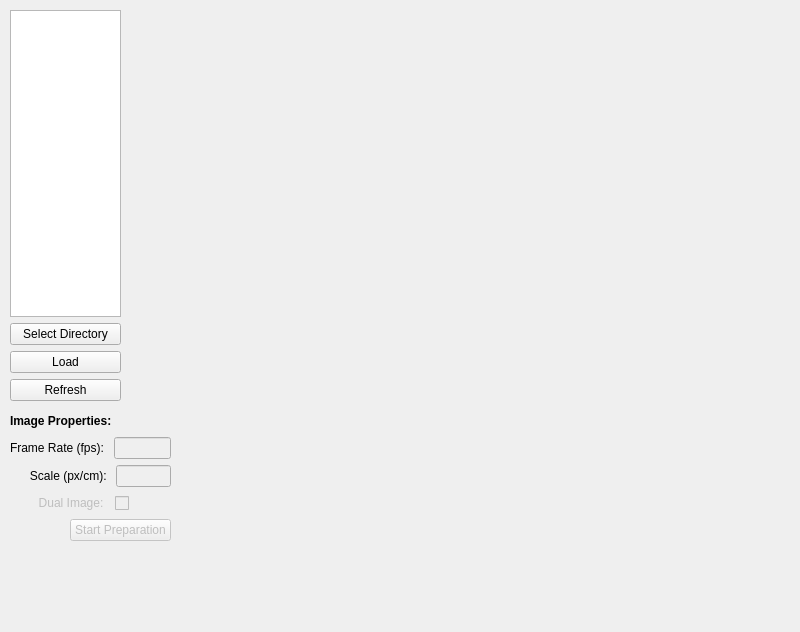
This is src/ui/KairoSight_WindowMain_Retro_v01.ui in kairosight/KairoSight as Qt 5 draws it before an edit. The edited form follows.
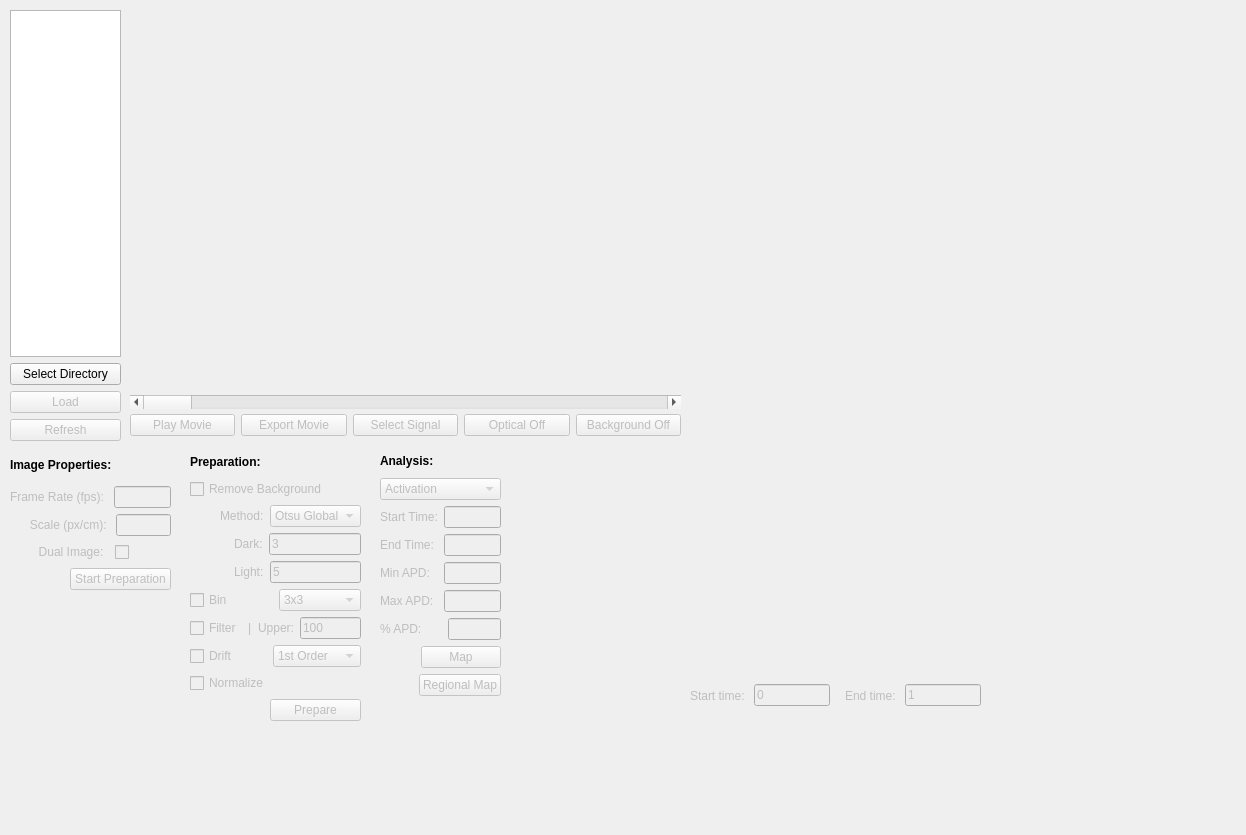
This is the edited form. Custom widgets are drawn as their Qt base class.

Commit message:
Preparation, Visualization, and Activation
I've built out all of the Preparation code, created gui objects for the Analysis code, and have functioning activation map code. I also built out the tools for placing a data point and looking at specific segments of the signal.

```diff
--- a/src/ui/KairoSight_WindowMain_Retro_v01.ui
+++ b/src/ui/KairoSight_WindowMain_Retro_v01.ui
@@ -6,8 +6,8 @@
    <rect>
     <x>0</x>
     <y>0</y>
-    <width>800</width>
-    <height>632</height>
+    <width>1246</width>
+    <height>835</height>
    </rect>
   </property>
   <property name="sizePolicy">
@@ -26,7 +26,7 @@
       <x>10</x>
       <y>10</y>
       <width>111</width>
-      <height>391</height>
+      <height>431</height>
      </rect>
     </property>
     <layout class="QVBoxLayout" name="load_image_tools_vl">
@@ -41,14 +41,20 @@
       </widget>
      </item>
      <item>
-      <widget class="QPushButton" name="LoadButton">
+      <widget class="QPushButton" name="load_button">
+       <property name="enabled">
+        <bool>false</bool>
+       </property>
        <property name="text">
         <string>Load</string>
        </property>
       </widget>
      </item>
      <item>
-      <widget class="QPushButton" name="RefreshButton">
+      <widget class="QPushButton" name="refresh_button">
+       <property name="enabled">
+        <bool>false</bool>
+       </property>
        <property name="text">
         <string>Refresh</string>
        </property>
@@ -60,16 +66,17 @@
     <property name="geometry">
      <rect>
       <x>10</x>
-      <y>410</y>
+      <y>450</y>
       <width>161</width>
-      <height>131</height>
+      <height>140</height>
      </rect>
     </property>
     <layout class="QVBoxLayout" name="image_properties_vl">
      <item>
-      <widget class="QLabel" name="image_prep_header">
+      <widget class="QLabel" name="image_prop_header">
        <property name="font">
         <font>
+         <pointsize>9</pointsize>
          <weight>75</weight>
          <bold>true</bold>
         </font>
@@ -83,6 +90,9 @@
       <layout class="QHBoxLayout" name="frame_rate_hl">
        <item>
         <widget class="QLabel" name="frame_rate_label">
+         <property name="enabled">
+          <bool>false</bool>
+         </property>
          <property name="text">
           <string>Frame Rate (fps): </string>
          </property>
@@ -101,6 +111,9 @@
       <layout class="QHBoxLayout" name="image_scale_hl">
        <item>
         <widget class="QLabel" name="image_scale_label">
+         <property name="enabled">
+          <bool>false</bool>
+         </property>
          <property name="text">
           <string>      Scale (px/cm): </string>
          </property>
@@ -180,33 +193,818 @@
      </item>
     </layout>
    </widget>
-   <widget class="Figure" name="mpl_window" native="true">
+   <widget class="QWidget" name="verticalLayoutWidget_3">
     <property name="geometry">
      <rect>
-      <x>140</x>
+      <x>130</x>
       <y>10</y>
-      <width>391</width>
-      <height>391</height>
+      <width>551</width>
+      <height>381</height>
      </rect>
     </property>
-    <property name="sizePolicy">
-     <sizepolicy hsizetype="Expanding" vsizetype="Expanding">
-      <horstretch>0</horstretch>
-      <verstretch>0</verstretch>
-     </sizepolicy>
+    <layout class="QVBoxLayout" name="mpl_vl_window">
+     <property name="spacing">
+      <number>0</number>
+     </property>
+    </layout>
+   </widget>
+   <widget class="QWidget" name="verticalLayoutWidget_4">
+    <property name="geometry">
+     <rect>
+      <x>690</x>
+      <y>10</y>
+      <width>541</width>
+      <height>631</height>
+     </rect>
     </property>
-    <layout class="QVBoxLayout" name="mpl_window_vl"/>
+    <layout class="QVBoxLayout" name="mpl_sigvl_window"/>
+   </widget>
+   <widget class="QWidget" name="horizontalLayoutWidget">
+    <property name="geometry">
+     <rect>
+      <x>130</x>
+      <y>410</y>
+      <width>551</width>
+      <height>31</height>
+     </rect>
+    </property>
+    <layout class="QHBoxLayout" name="image_hl_buttongroup">
+     <item>
+      <widget class="QPushButton" name="play_movie_button">
+       <property name="enabled">
+        <bool>false</bool>
+       </property>
+       <property name="text">
+        <string>Play Movie</string>
+       </property>
+      </widget>
+     </item>
+     <item>
+      <widget class="QPushButton" name="export_movie_button">
+       <property name="enabled">
+        <bool>false</bool>
+       </property>
+       <property name="text">
+        <string>Export Movie</string>
+       </property>
+      </widget>
+     </item>
+     <item>
+      <widget class="QPushButton" name="signal_select_button">
+       <property name="enabled">
+        <bool>false</bool>
+       </property>
+       <property name="text">
+        <string>Select Signal</string>
+       </property>
+      </widget>
+     </item>
+     <item>
+      <widget class="QPushButton" name="optical_toggle_button">
+       <property name="enabled">
+        <bool>false</bool>
+       </property>
+       <property name="text">
+        <string>Optical Off</string>
+       </property>
+      </widget>
+     </item>
+     <item>
+      <widget class="QPushButton" name="bkgd_toggle_button">
+       <property name="enabled">
+        <bool>false</bool>
+       </property>
+       <property name="text">
+        <string>Background Off</string>
+       </property>
+      </widget>
+     </item>
+    </layout>
+   </widget>
+   <widget class="QWidget" name="verticalLayoutWidget_5">
+    <property name="geometry">
+     <rect>
+      <x>130</x>
+      <y>390</y>
+      <width>551</width>
+      <height>24</height>
+     </rect>
+    </property>
+    <layout class="QVBoxLayout" name="movie_scroll_vl">
+     <item>
+      <widget class="QScrollBar" name="movie_scroll_obj">
+       <property name="orientation">
+        <enum>Qt::Horizontal</enum>
+       </property>
+      </widget>
+     </item>
+    </layout>
+   </widget>
+   <widget class="QWidget" name="verticalLayoutWidget_6">
+    <property name="geometry">
+     <rect>
+      <x>190</x>
+      <y>450</y>
+      <width>171</width>
+      <height>271</height>
+     </rect>
+    </property>
+    <layout class="QVBoxLayout" name="prep_button_group">
+     <item>
+      <widget class="QLabel" name="image_prep_header">
+       <property name="font">
+        <font>
+         <pointsize>9</pointsize>
+         <weight>75</weight>
+         <bold>true</bold>
+        </font>
+       </property>
+       <property name="text">
+        <string>Preparation:</string>
+       </property>
+      </widget>
+     </item>
+     <item>
+      <layout class="QHBoxLayout" name="rm_bkgd_checkbox_hl">
+       <item>
+        <widget class="QCheckBox" name="rm_bkgd_checkbox">
+         <property name="enabled">
+          <bool>false</bool>
+         </property>
+         <property name="sizePolicy">
+          <sizepolicy hsizetype="Fixed" vsizetype="Fixed">
+           <horstretch>0</horstretch>
+           <verstretch>0</verstretch>
+          </sizepolicy>
+         </property>
+         <property name="text">
+          <string>Remove Background</string>
+         </property>
+        </widget>
+       </item>
+       <item>
+        <spacer name="horizontalSpacer_6">
+         <property name="orientation">
+          <enum>Qt::Horizontal</enum>
+         </property>
+         <property name="sizeHint" stdset="0">
+          <size>
+           <width>40</width>
+           <height>20</height>
+          </size>
+         </property>
+        </spacer>
+       </item>
+      </layout>
+     </item>
+     <item>
+      <layout class="QHBoxLayout" name="rm_bkgd_hl">
+       <item>
+        <spacer name="horizontalSpacer_5">
+         <property name="orientation">
+          <enum>Qt::Horizontal</enum>
+         </property>
+         <property name="sizeType">
+          <enum>QSizePolicy::Fixed</enum>
+         </property>
+         <property name="sizeHint" stdset="0">
+          <size>
+           <width>30</width>
+           <height>20</height>
+          </size>
+         </property>
+        </spacer>
+       </item>
+       <item>
+        <widget class="QLabel" name="rm_bkgd_method_label">
+         <property name="enabled">
+          <bool>false</bool>
+         </property>
+         <property name="text">
+          <string>Method:</string>
+         </property>
+        </widget>
+       </item>
+       <item>
+        <widget class="QComboBox" name="rm_bkgd_method_drop">
+         <property name="enabled">
+          <bool>false</bool>
+         </property>
+         <property name="sizePolicy">
+          <sizepolicy hsizetype="Expanding" vsizetype="Fixed">
+           <horstretch>0</horstretch>
+           <verstretch>0</verstretch>
+          </sizepolicy>
+         </property>
+         <item>
+          <property name="text">
+           <string>Otsu Global</string>
+          </property>
+         </item>
+         <item>
+          <property name="text">
+           <string>Mean</string>
+          </property>
+         </item>
+         <item>
+          <property name="text">
+           <string>Random Walk</string>
+          </property>
+         </item>
+        </widget>
+       </item>
+      </layout>
+     </item>
+     <item>
+      <layout class="QHBoxLayout" name="bkgd_dark_hl">
+       <item>
+        <spacer name="horizontalSpacer_3">
+         <property name="orientation">
+          <enum>Qt::Horizontal</enum>
+         </property>
+         <property name="sizeType">
+          <enum>QSizePolicy::Fixed</enum>
+         </property>
+         <property name="sizeHint" stdset="0">
+          <size>
+           <width>44</width>
+           <height>20</height>
+          </size>
+         </property>
+        </spacer>
+       </item>
+       <item>
+        <widget class="QLabel" name="bkgd_dark_label">
+         <property name="enabled">
+          <bool>false</bool>
+         </property>
+         <property name="text">
+          <string>Dark:</string>
+         </property>
+        </widget>
+       </item>
+       <item>
+        <widget class="QLineEdit" name="bkgd_dark_edit">
+         <property name="enabled">
+          <bool>false</bool>
+         </property>
+         <property name="text">
+          <string>3</string>
+         </property>
+        </widget>
+       </item>
+      </layout>
+     </item>
+     <item>
+      <layout class="QHBoxLayout" name="bkgd_light_hl">
+       <item>
+        <spacer name="horizontalSpacer_4">
+         <property name="orientation">
+          <enum>Qt::Horizontal</enum>
+         </property>
+         <property name="sizeType">
+          <enum>QSizePolicy::Fixed</enum>
+         </property>
+         <property name="sizeHint" stdset="0">
+          <size>
+           <width>44</width>
+           <height>20</height>
+          </size>
+         </property>
+        </spacer>
+       </item>
+       <item>
+        <widget class="QLabel" name="bkgd_light_label">
+         <property name="enabled">
+          <bool>false</bool>
+         </property>
+         <property name="text">
+          <string>Light:</string>
+         </property>
+        </widget>
+       </item>
+       <item>
+        <widget class="QLineEdit" name="bkgd_light_edit">
+         <property name="enabled">
+          <bool>false</bool>
+         </property>
+         <property name="text">
+          <string>5</string>
+         </property>
+        </widget>
+       </item>
+      </layout>
+     </item>
+     <item>
+      <layout class="QHBoxLayout" name="bin_hl">
+       <item>
+        <widget class="QCheckBox" name="bin_checkbox">
+         <property name="enabled">
+          <bool>false</bool>
+         </property>
+         <property name="text">
+          <string>Bin</string>
+         </property>
+        </widget>
+       </item>
+       <item>
+        <widget class="QComboBox" name="bin_drop">
+         <property name="enabled">
+          <bool>false</bool>
+         </property>
+         <item>
+          <property name="text">
+           <string>3x3</string>
+          </property>
+         </item>
+         <item>
+          <property name="text">
+           <string>5x5</string>
+          </property>
+         </item>
+         <item>
+          <property name="text">
+           <string>7x7</string>
+          </property>
+         </item>
+        </widget>
+       </item>
+      </layout>
+     </item>
+     <item>
+      <layout class="QHBoxLayout" name="filter_hl">
+       <item>
+        <layout class="QHBoxLayout" name="horizontalLayout">
+         <item>
+          <widget class="QCheckBox" name="filter_checkbox">
+           <property name="enabled">
+            <bool>false</bool>
+           </property>
+           <property name="text">
+            <string>Filter</string>
+           </property>
+          </widget>
+         </item>
+         <item>
+          <widget class="QLabel" name="filter_label_separator">
+           <property name="enabled">
+            <bool>false</bool>
+           </property>
+           <property name="text">
+            <string>|</string>
+           </property>
+          </widget>
+         </item>
+         <item>
+          <widget class="QLabel" name="filter_upper_label">
+           <property name="enabled">
+            <bool>false</bool>
+           </property>
+           <property name="text">
+            <string>Upper:</string>
+           </property>
+          </widget>
+         </item>
+         <item>
+          <widget class="QLineEdit" name="filter_upper_edit">
+           <property name="enabled">
+            <bool>false</bool>
+           </property>
+           <property name="sizePolicy">
+            <sizepolicy hsizetype="Minimum" vsizetype="Fixed">
+             <horstretch>0</horstretch>
+             <verstretch>0</verstretch>
+            </sizepolicy>
+           </property>
+           <property name="text">
+            <string>100</string>
+           </property>
+          </widget>
+         </item>
+        </layout>
+       </item>
+      </layout>
+     </item>
+     <item>
+      <layout class="QHBoxLayout" name="drift_hl">
+       <item>
+        <widget class="QCheckBox" name="drift_checkbox">
+         <property name="enabled">
+          <bool>false</bool>
+         </property>
+         <property name="text">
+          <string>Drift</string>
+         </property>
+        </widget>
+       </item>
+       <item>
+        <widget class="QComboBox" name="drift_drop">
+         <property name="enabled">
+          <bool>false</bool>
+         </property>
+         <item>
+          <property name="text">
+           <string>1st Order</string>
+          </property>
+         </item>
+         <item>
+          <property name="text">
+           <string>2nd Order</string>
+          </property>
+         </item>
+         <item>
+          <property name="text">
+           <string>3rd Order</string>
+          </property>
+         </item>
+         <item>
+          <property name="text">
+           <string>4th Order</string>
+          </property>
+         </item>
+         <item>
+          <property name="text">
+           <string>5th Order</string>
+          </property>
+         </item>
+         <item>
+          <property name="text">
+           <string>6th Order</string>
+          </property>
+         </item>
+         <item>
+          <property name="text">
+           <string>7th Order</string>
+          </property>
+         </item>
+         <item>
+          <property name="text">
+           <string>8th Order</string>
+          </property>
+         </item>
+         <item>
+          <property name="text">
+           <string>9th Order</string>
+          </property>
+         </item>
+         <item>
+          <property name="text">
+           <string>10th Order</string>
+          </property>
+         </item>
+        </widget>
+       </item>
+      </layout>
+     </item>
+     <item>
+      <layout class="QHBoxLayout" name="horizontalLayout_9">
+       <item>
+        <widget class="QCheckBox" name="normalize_checkbox">
+         <property name="enabled">
+          <bool>false</bool>
+         </property>
+         <property name="text">
+          <string>Normalize</string>
+         </property>
+        </widget>
+       </item>
+      </layout>
+     </item>
+     <item>
+      <layout class="QHBoxLayout" name="prepare_hl">
+       <item>
+        <spacer name="horizontalSpacer_7">
+         <property name="orientation">
+          <enum>Qt::Horizontal</enum>
+         </property>
+         <property name="sizeType">
+          <enum>QSizePolicy::Fixed</enum>
+         </property>
+         <property name="sizeHint" stdset="0">
+          <size>
+           <width>80</width>
+           <height>20</height>
+          </size>
+         </property>
+        </spacer>
+       </item>
+       <item>
+        <widget class="QPushButton" name="prep_button">
+         <property name="enabled">
+          <bool>false</bool>
+         </property>
+         <property name="text">
+          <string>Prepare</string>
+         </property>
+        </widget>
+       </item>
+      </layout>
+     </item>
+    </layout>
+   </widget>
+   <widget class="QWidget" name="verticalLayoutWidget_7">
+    <property name="geometry">
+     <rect>
+      <x>380</x>
+      <y>450</y>
+      <width>121</width>
+      <height>246</height>
+     </rect>
+    </property>
+    <layout class="QVBoxLayout" name="verticalLayout">
+     <item>
+      <widget class="QLabel" name="image_analysis_header">
+       <property name="enabled">
+        <bool>true</bool>
+       </property>
+       <property name="font">
+        <font>
+         <pointsize>9</pointsize>
+         <weight>75</weight>
+         <bold>true</bold>
+        </font>
+       </property>
+       <property name="text">
+        <string>Analysis:</string>
+       </property>
+      </widget>
+     </item>
+     <item>
+      <layout class="QHBoxLayout" name="analysis_drop_hl">
+       <item>
+        <widget class="QComboBox" name="analysis_drop">
+         <property name="enabled">
+          <bool>false</bool>
+         </property>
+         <property name="frame">
+          <bool>true</bool>
+         </property>
+         <item>
+          <property name="text">
+           <string>Activation</string>
+          </property>
+         </item>
+         <item>
+          <property name="text">
+           <string>APD</string>
+          </property>
+         </item>
+        </widget>
+       </item>
+      </layout>
+     </item>
+     <item>
+      <layout class="QHBoxLayout" name="analysis_start_time_hl">
+       <item>
+        <widget class="QLabel" name="start_time_label">
+         <property name="enabled">
+          <bool>false</bool>
+         </property>
+         <property name="text">
+          <string>Start Time: </string>
+         </property>
+        </widget>
+       </item>
+       <item>
+        <widget class="QLineEdit" name="start_time_edit">
+         <property name="enabled">
+          <bool>false</bool>
+         </property>
+         <property name="sizePolicy">
+          <sizepolicy hsizetype="Fixed" vsizetype="Fixed">
+           <horstretch>0</horstretch>
+           <verstretch>0</verstretch>
+          </sizepolicy>
+         </property>
+        </widget>
+       </item>
+      </layout>
+     </item>
+     <item>
+      <layout class="QHBoxLayout" name="analysis_end_time_hl">
+       <item>
+        <widget class="QLabel" name="end_time_label">
+         <property name="enabled">
+          <bool>false</bool>
+         </property>
+         <property name="text">
+          <string>End Time:   </string>
+         </property>
+        </widget>
+       </item>
+       <item>
+        <widget class="QLineEdit" name="end_time_edit">
+         <property name="enabled">
+          <bool>false</bool>
+         </property>
+         <property name="sizePolicy">
+          <sizepolicy hsizetype="Fixed" vsizetype="Fixed">
+           <horstretch>0</horstretch>
+           <verstretch>0</verstretch>
+          </sizepolicy>
+         </property>
+        </widget>
+       </item>
+      </layout>
+     </item>
+     <item>
+      <layout class="QHBoxLayout" name="analysis_min_val_hl">
+       <item>
+        <widget class="QLabel" name="min_val_label">
+         <property name="enabled">
+          <bool>false</bool>
+         </property>
+         <property name="text">
+          <string>Min APD:    </string>
+         </property>
+        </widget>
+       </item>
+       <item>
+        <widget class="QLineEdit" name="min_val_edit">
+         <property name="enabled">
+          <bool>false</bool>
+         </property>
+         <property name="sizePolicy">
+          <sizepolicy hsizetype="Fixed" vsizetype="Fixed">
+           <horstretch>0</horstretch>
+           <verstretch>0</verstretch>
+          </sizepolicy>
+         </property>
+        </widget>
+       </item>
+      </layout>
+     </item>
+     <item>
+      <layout class="QHBoxLayout" name="analysis_max_val_hl">
+       <item>
+        <widget class="QLabel" name="max_val_label">
+         <property name="enabled">
+          <bool>false</bool>
+         </property>
+         <property name="text">
+          <string>Max APD:    </string>
+         </property>
+        </widget>
+       </item>
+       <item>
+        <widget class="QLineEdit" name="max_val_edit">
+         <property name="enabled">
+          <bool>false</bool>
+         </property>
+         <property name="sizePolicy">
+          <sizepolicy hsizetype="Fixed" vsizetype="Fixed">
+           <horstretch>0</horstretch>
+           <verstretch>0</verstretch>
+          </sizepolicy>
+         </property>
+        </widget>
+       </item>
+      </layout>
+     </item>
+     <item>
+      <layout class="QHBoxLayout" name="horizontalLayout_3">
+       <item>
+        <widget class="QLabel" name="perc_apd_label">
+         <property name="enabled">
+          <bool>false</bool>
+         </property>
+         <property name="text">
+          <string>% APD:      </string>
+         </property>
+        </widget>
+       </item>
+       <item>
+        <widget class="QLineEdit" name="perc_apd_edit">
+         <property name="enabled">
+          <bool>false</bool>
+         </property>
+        </widget>
+       </item>
+      </layout>
+     </item>
+     <item>
+      <layout class="QHBoxLayout" name="analysis_map_hl">
+       <item>
+        <spacer name="analysis_map_spacer">
+         <property name="orientation">
+          <enum>Qt::Horizontal</enum>
+         </property>
+         <property name="sizeHint" stdset="0">
+          <size>
+           <width>40</width>
+           <height>20</height>
+          </size>
+         </property>
+        </spacer>
+       </item>
+       <item>
+        <widget class="QPushButton" name="map_pushbutton">
+         <property name="enabled">
+          <bool>false</bool>
+         </property>
+         <property name="text">
+          <string>Map</string>
+         </property>
+        </widget>
+       </item>
+      </layout>
+     </item>
+     <item>
+      <layout class="QHBoxLayout" name="analysis_reg_map_hl">
+       <item>
+        <spacer name="analysis_reg_map_spacer">
+         <property name="orientation">
+          <enum>Qt::Horizontal</enum>
+         </property>
+         <property name="sizeHint" stdset="0">
+          <size>
+           <width>40</width>
+           <height>20</height>
+          </size>
+         </property>
+        </spacer>
+       </item>
+       <item>
+        <widget class="QPushButton" name="reg_map_pushbutton">
+         <property name="enabled">
+          <bool>false</bool>
+         </property>
+         <property name="text">
+          <string>Regional Map</string>
+         </property>
+        </widget>
+       </item>
+      </layout>
+     </item>
+    </layout>
+   </widget>
+   <widget class="QWidget" name="horizontalLayoutWidget_10">
+    <property name="geometry">
+     <rect>
+      <x>690</x>
+      <y>680</y>
+      <width>291</width>
+      <height>31</height>
+     </rect>
+    </property>
+    <layout class="QHBoxLayout" name="horizontalLayout_4">
+     <item>
+      <widget class="QLabel" name="axes_start_time_label">
+       <property name="enabled">
+        <bool>false</bool>
+       </property>
+       <property name="text">
+        <string>Start time: </string>
+       </property>
+      </widget>
+     </item>
+     <item>
+      <widget class="QLineEdit" name="axes_start_time_edit">
+       <property name="enabled">
+        <bool>false</bool>
+       </property>
+       <property name="text">
+        <string>0</string>
+       </property>
+      </widget>
+     </item>
+     <item>
+      <spacer name="horizontalSpacer_8">
+       <property name="orientation">
+        <enum>Qt::Horizontal</enum>
+       </property>
+       <property name="sizeHint" stdset="0">
+        <size>
+         <width>40</width>
+         <height>20</height>
+        </size>
+       </property>
+      </spacer>
+     </item>
+     <item>
+      <widget class="QLabel" name="axes_end_time_label">
+       <property name="enabled">
+        <bool>false</bool>
+       </property>
+       <property name="text">
+        <string>End time: </string>
+       </property>
+      </widget>
+     </item>
+     <item>
+      <widget class="QLineEdit" name="axes_end_time_edit">
+       <property name="enabled">
+        <bool>false</bool>
+       </property>
+       <property name="text">
+        <string>1</string>
+       </property>
+      </widget>
+     </item>
+    </layout>
    </widget>
   </widget>
  </widget>
- <customwidgets>
-  <customwidget>
-   <class>Figure</class>
-   <extends>QWidget</extends>
-   <header>matplotlib.figure</header>
-   <container>1</container>
-  </customwidget>
- </customwidgets>
  <resources/>
  <connections/>
 </ui>
```
Left out of the diff: 4 changed lines with no effect on the pictures. The commit also changes 10 other files.
